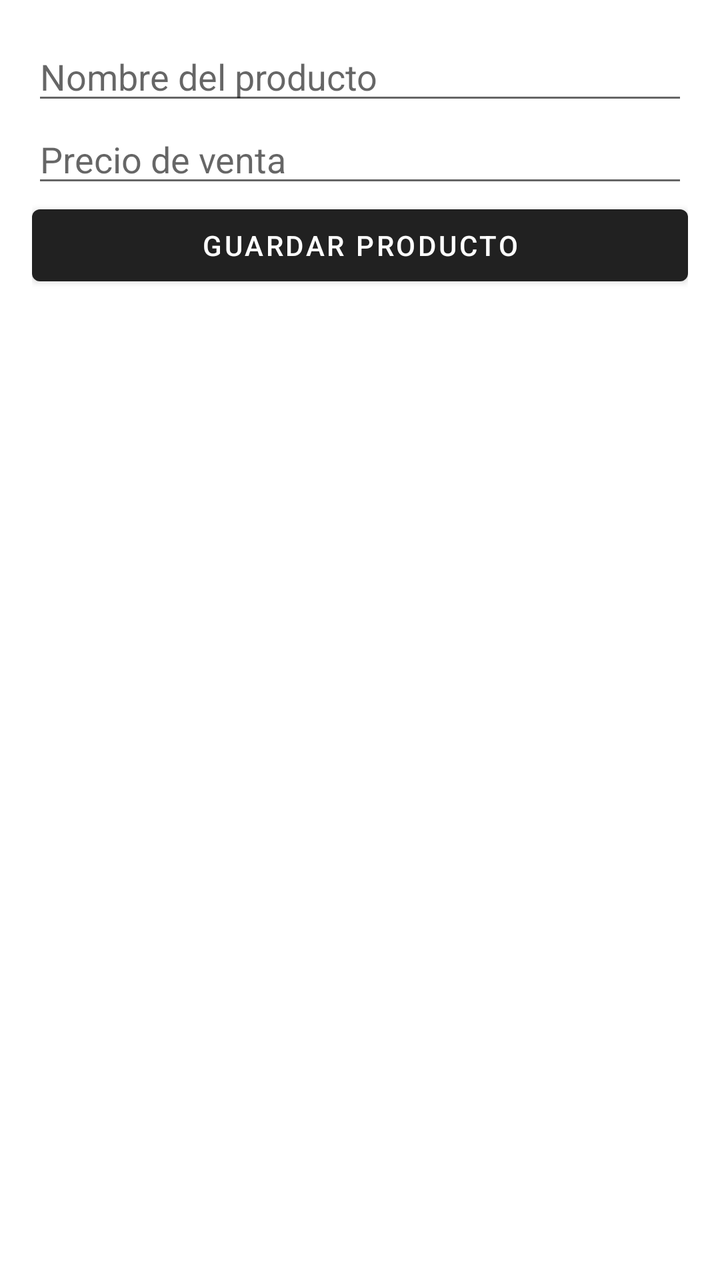
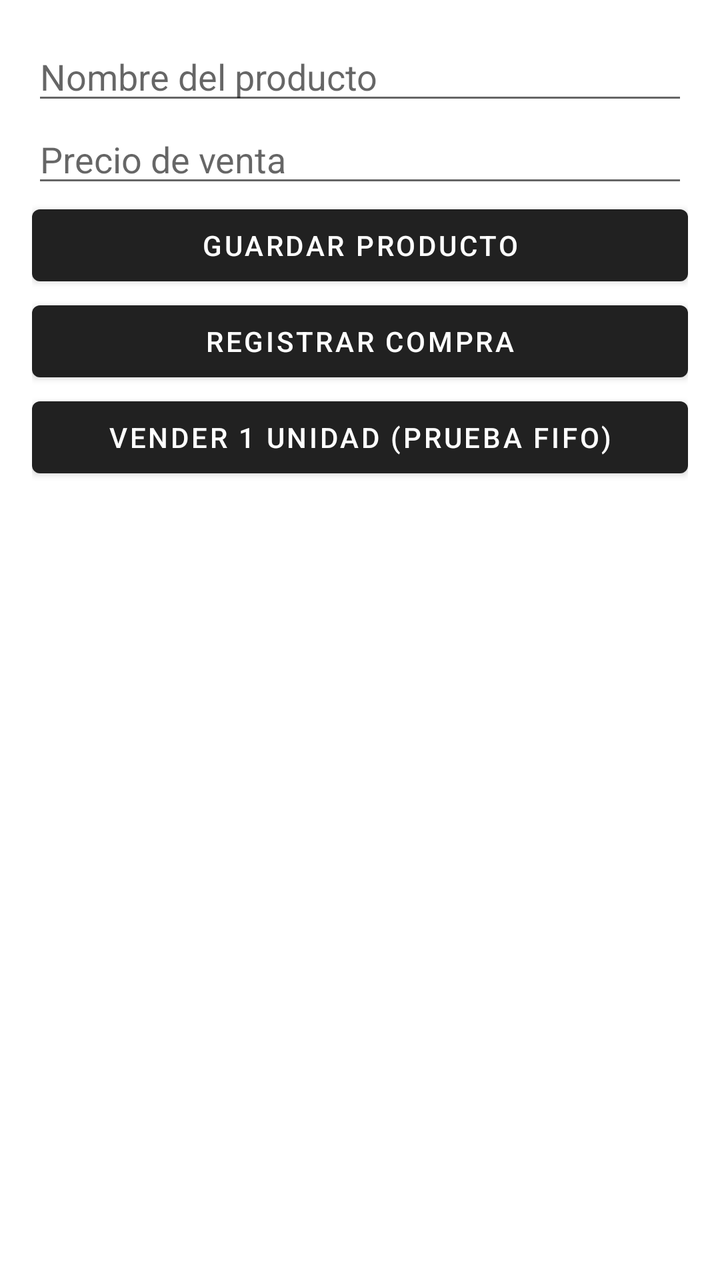

The first picture is an Android layout as it rendered before a commit; the second is the same layout after the commit. The layout source and the unified diff follow.
<!-- AndroidManifest.xml: application theme Theme.MaterialComponents.DayNight.DarkActionBar -->
<!-- res/layout/activity_inventory.xml -->
<?xml version="1.0" encoding="utf-8"?>
<ScrollView xmlns:android="http://schemas.android.com/apk/res/android"
    android:padding="16dp"
    android:layout_width="match_parent"
    android:layout_height="match_parent">

    <LinearLayout
        android:orientation="vertical"
        android:layout_width="match_parent"
        android:layout_height="wrap_content">

        <EditText
            android:id="@+id/etProductName"
            android:hint="Nombre del producto"
            android:layout_width="match_parent"
            android:layout_height="wrap_content"/>

        <EditText
            android:id="@+id/etProductPrice"
            android:hint="Precio de venta"
            android:inputType="numberDecimal"
            android:layout_width="match_parent"
            android:layout_height="wrap_content"/>

        <Button
            android:id="@+id/btnSaveProduct"
            android:text="Guardar Producto"
            android:layout_width="match_parent"
            android:layout_height="wrap_content"/>

        <TextView
            android:id="@+id/txtProductList"
            android:paddingTop="20dp"
            android:layout_width="match_parent"
            android:layout_height="wrap_content"/>

    </LinearLayout>

</ScrollView>
<!-- resources referenced by this layout -->
<resources>

</resources>

<!-- the commit's change to res/layout/activity_inventory.xml (unified diff, before → after) -->
@@ -23,10 +23,23 @@
             android:layout_height="wrap_content"/>
 
         <Button
-            android:id="@+id/btnSaveProduct"
-            android:text="Guardar Producto"
-            android:layout_width="match_parent"
-            android:layout_height="wrap_content"/>
+    android:id="@+id/btnSaveProduct"
+    android:text="Guardar Producto"
+    android:layout_width="match_parent"
+    android:layout_height="wrap_content"/>
+
+<Button
+    android:id="@+id/btnOpenPurchase"
+    android:text="Registrar Compra"
+    android:layout_width="match_parent"
+    android:layout_height="wrap_content"/>
+
+<Button
+    android:id="@+id/btnTestSell"
+    android:text="Vender 1 unidad (Prueba FIFO)"
+    android:layout_width="match_parent"
+    android:layout_height="wrap_content"/>
+
 
         <TextView
             android:id="@+id/txtProductList"
